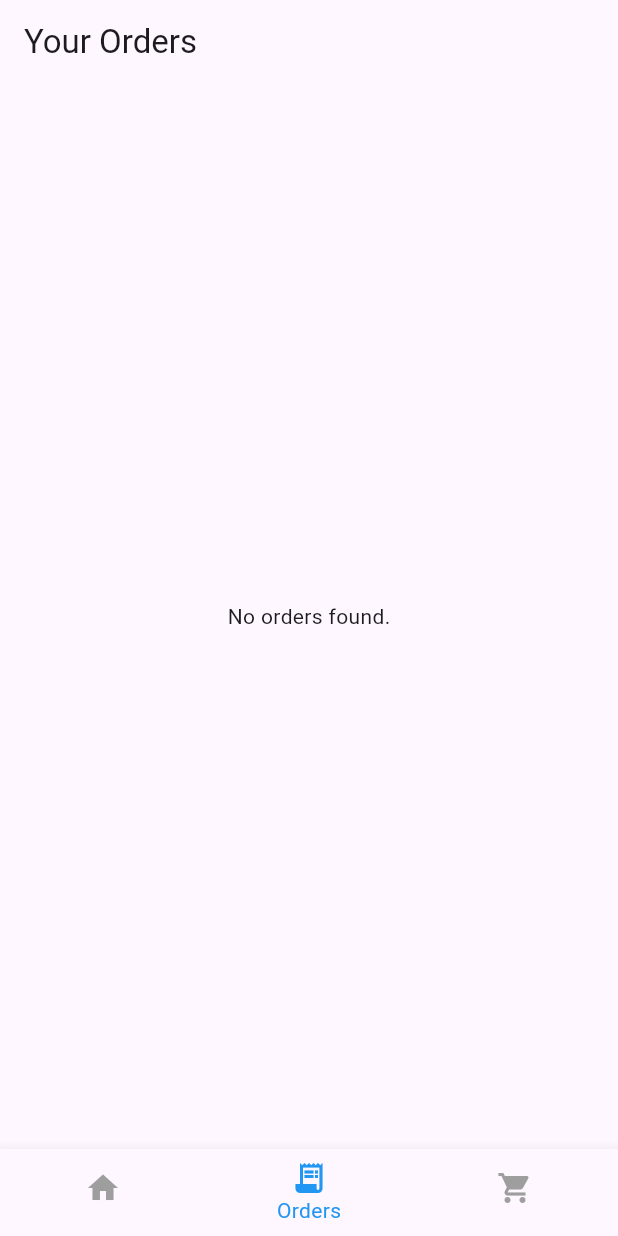
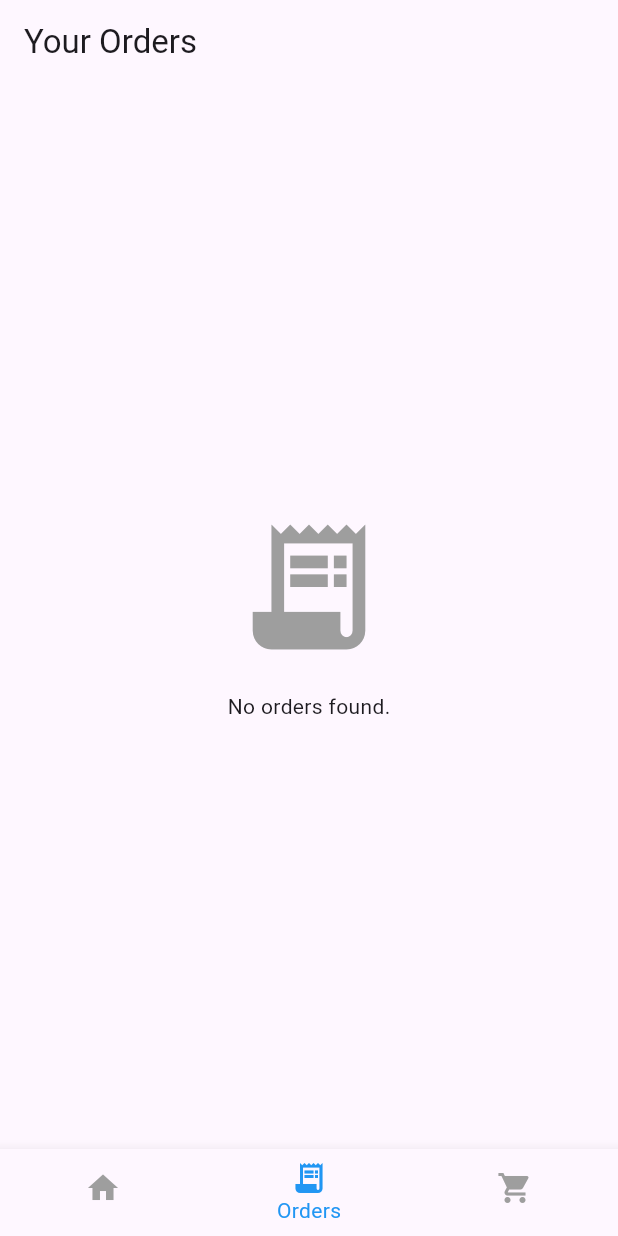
Before and after one commit to unim26/nestafar_task, a Flutter app: the screen it shows after launch, item 2 of the bottom bar chosen, on a phone screen of 412 x 824 dp. Run offline on Flutter 3.47's test engine with Material 3 defaults, Android fonts, the phone set to English and light mode, and no system bars; our stand-ins replace equatable, flutter_bloc, get, get_it.

```diff
--- a/lib/features/food/presentation/pages/food_page.dart
+++ b/lib/features/food/presentation/pages/food_page.dart
@@ -42,7 +42,6 @@
       "Main Course",
       "Starter",
       "Salad",
-      "Others",
     ];
     return Scaffold(
       appBar: AppBar(title: Text('Home')),
--- a/lib/features/food/presentation/widgets/category_card.dart
+++ b/lib/features/food/presentation/widgets/category_card.dart
@@ -17,8 +17,9 @@
 
   @override
   Widget build(BuildContext context) {
+    final Size sSize = MediaQuery.sizeOf(context);
     return SizedBox(
-      height: 54,
+      height: sSize.height * .08,
       child: ListView.separated(
         scrollDirection: Axis.horizontal,
         padding: EdgeInsets.symmetric(horizontal: 16, vertical: 10),
--- a/lib/features/order/data/data_services/order_data_service.dart
+++ b/lib/features/order/data/data_services/order_data_service.dart
@@ -2,7 +2,7 @@
 
 class OrderDataService {
   ///list to store order details
-  final List<OrderModel> _orders = [];
+   List<OrderModel> _orders = [];
 
   ///method to add order details to the list
   bool addOrder(OrderModel order) {
--- a/lib/features/order/data/model/order_model.dart
+++ b/lib/features/order/data/model/order_model.dart
@@ -4,7 +4,7 @@
 class OrderModel extends OrderEntity {
   OrderModel({
     required super.id,
-    required super.items,
+    required super.item,
     required super.time,
     required super.totalPrice,
     required super.status,
@@ -13,9 +13,7 @@
   factory OrderModel.fromJson(Map<String, dynamic> json) {
     return OrderModel(
       id: json['id'],
-      items: List<FoodModel>.from(
-        json['items'].map((x) => FoodModel.fromJson(x)),
-      ),
+      item: json['item'],
       totalPrice: json['totalPrice']?.toDouble() ?? 0.0,
       time: DateTime.parse(json['time']),
       status: json['status'],
@@ -25,7 +23,7 @@
   Map<String, dynamic> toJson() {
     return {
       'id': id,
-      'items': items.map((x) => (x).toJson()).toList(),
+      'item': item,
       'totalPrice': totalPrice,
       'status': status,
       'time': time.toIso8601String(),
--- a/lib/features/order/domain/entities/order_entity.dart
+++ b/lib/features/order/domain/entities/order_entity.dart
@@ -6,7 +6,7 @@
 
 class OrderEntity extends Equatable{
   final String id;
-  final List<FoodModel> items; // List of items in the order
+  final FoodModel item; // List of items in the order
   final double totalPrice; // Date and time when the order was placed
   final DateTime time;
   final OrderStatus
@@ -14,12 +14,12 @@
 
   OrderEntity({
     required this.id,
-    required this.items,
+    required this.item,
     required this.time,
     required this.totalPrice,
     required this.status,
   });
 
   @override
-  List<Object?> get props => [id, items, totalPrice, time, status];
+  List<Object?> get props => [id, item, totalPrice, time, status];
 }
--- a/lib/features/order/presentation/pages/order_page.dart
+++ b/lib/features/order/presentation/pages/order_page.dart
@@ -7,7 +7,12 @@
 import 'package:nestafar_task/features/order/presentation/blocs/order_bloc/order_bloc.dart';
 import 'package:nestafar_task/features/order/presentation/blocs/order_bloc/order_state.dart';
 
-class OrdersPage extends StatelessWidget {
+class OrdersPage extends StatefulWidget {
+  @override
+  State<OrdersPage> createState() => _OrdersPageState();
+}
+
+class _OrdersPageState extends State<OrdersPage> {
   Color statusColor(OrderStatus status) {
     switch (status) {
       case OrderStatus.pending:
@@ -23,23 +28,7 @@
   Widget build(BuildContext context) {
     return Scaffold(
       appBar: AppBar(title: Text("Your Orders")),
-      body: BlocConsumer<OrderBloc, OrderState>(
-        listener: (context, state) {
-          //order success state
-          if (state is OrderSuccessState) {
-            //show message
-            appSnacBar(
-              context,
-              message: 'Order place successfully.',
-              type: 'success',
-            );
-          }
-
-          //error state
-          if (state is OrderErrorState) {
-            appSnacBar(context, message: state.message, type: 'error');
-          }
-        },
+      body: BlocBuilder<OrderBloc, OrderState>(
         builder: (context, state) {
           //loading state
           if (state is OrderLoadingState) {
@@ -47,20 +36,24 @@
               message: 'getting your order history...',
             );
           } else if (state.orders == null || state.orders!.isEmpty) {
-            return Center(child: Text('No orders found.'));
-          }
-
-          final allFoods = <FoodModel>[];
-          for (var order in state.orders!) {
-            allFoods.addAll(order.items);
+            return Center(
+              child: Column(
+                mainAxisAlignment: MainAxisAlignment.center,
+                children: [
+                  Icon(Icons.receipt_long, size: 100, color: Colors.grey),
+                  SizedBox(height: 20),
+                  Text('No orders found.'),
+                ],
+              ),
+            );
           }
 
           return ListView.separated(
             padding: EdgeInsets.all(10),
-            itemCount: allFoods.length,
+            itemCount: state.orders!.length,
             separatorBuilder: (_, __) => Divider(),
             itemBuilder: (context, index) {
-              final food = allFoods[index];
+              final food = state.orders![index].item;
               return ListTile(
                 leading: Image.asset(
                   food.image!,
@@ -74,18 +67,23 @@
                   crossAxisAlignment: CrossAxisAlignment.end,
                   mainAxisAlignment: MainAxisAlignment.center,
                   children: [
-                    Text(state.orders![index].time.toString(), style: TextStyle(fontSize: 12)),
+                    Text(
+                      state.orders![index].time.toString(),
+                      style: TextStyle(fontSize: 12),
+                    ),
                     SizedBox(height: 4),
                     Container(
                       padding: EdgeInsets.symmetric(horizontal: 8, vertical: 4),
                       decoration: BoxDecoration(
-                        color: statusColor(state.orders![index].status).withValues(alpha: 0.15),
+                        color: statusColor(
+                          state.orders![index].status,
+                        ).withValues(alpha: 0.15),
                         borderRadius: BorderRadius.circular(12),
                       ),
                       child: Text(
                         state.orders![index].status.toString().split('.').last,
                         style: TextStyle(
-                          color: statusColor(state.orders![index].status).withValues(alpha: .15),
+                          color: statusColor(state.orders![index].status),
                           fontWeight: FontWeight.bold,
                           fontSize: 12,
                         ),
```
Also changed, not shown: lib/features/cart/data/data_services/cart_data_service.dart (+7 -6 lines), lib/features/cart/presentation/blocs/cart_bloc/cart_bloc.dart (+8 -6 lines), lib/features/cart/presentation/pages/cart_page.dart (+50 -7 lines), lib/features/cart/presentation/widgets/cart_iteam_card.dart (+23 -2 lines), lib/features/food/presentation/widgets/food_card.dart (+8 -3 lines), lib/features/order/presentation/blocs/order_bloc/order_bloc.dart (+3 -6 lines).
